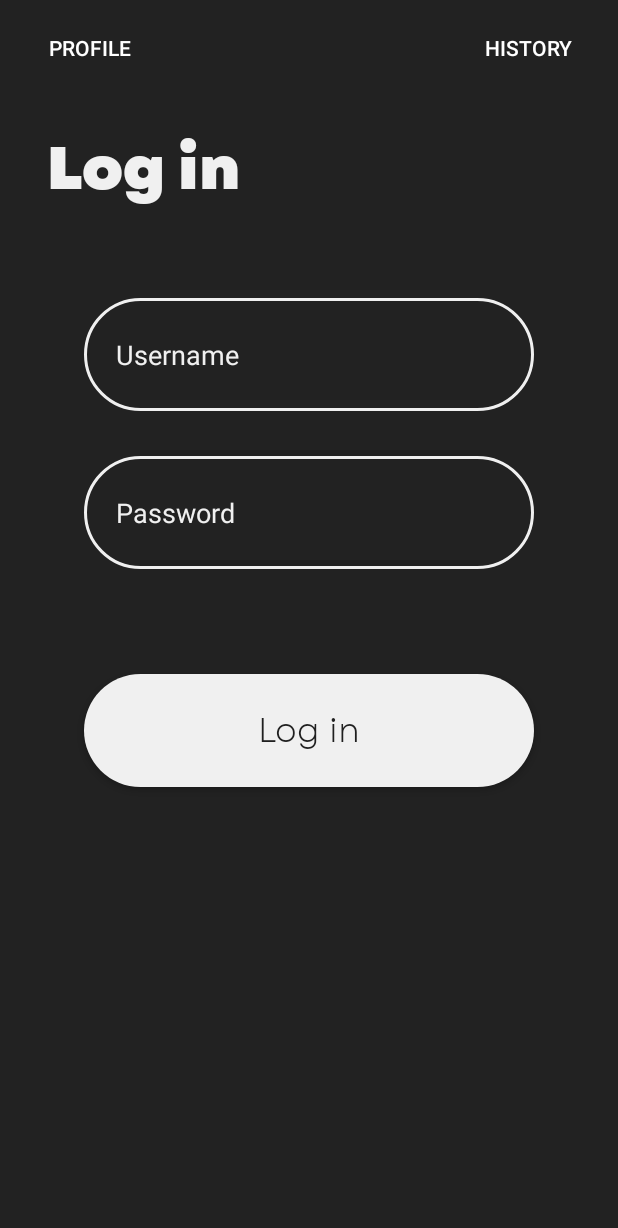
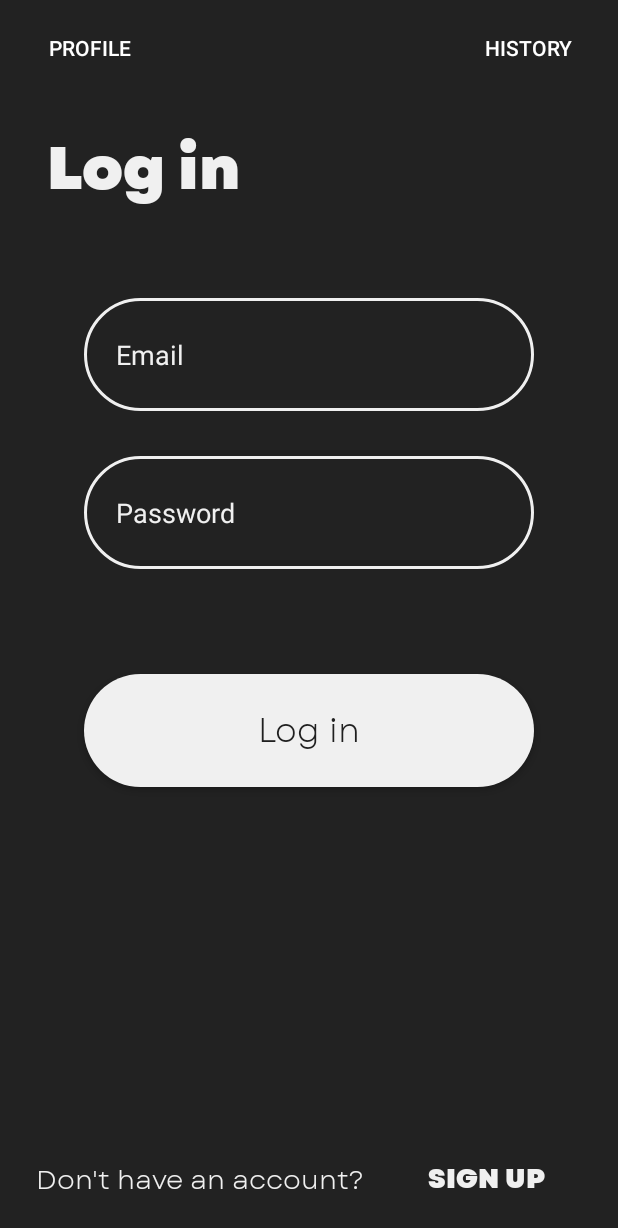
Before and after one commit to berkecankocyigit/CS394-Project, an Android app: the screen it shows after launch (MainActivity), on a phone screen of 412 x 824 dp. Shown: the top 1228 px of the screen. Run offline under Robolectric (Android 15) with nearby library versions, the phone set to English and light mode, and no system bars; our stand-ins replace navigation-ui.

Commit message:
Login Page is updated

```diff
--- a/app/src/main/res/layout/fragment_login_page.xml
+++ b/app/src/main/res/layout/fragment_login_page.xml
@@ -24,7 +24,7 @@
         android:layout_gravity="center"
         android:layout_marginTop="-175dp"
         android:background="@drawable/rounded_rectangle_edittext"
-        android:hint="  Username"
+        android:hint="  Email"
         android:textColorHint="@color/light_gray"
         android:padding="12dp"
         android:textColor="@color/light_gray"
@@ -57,4 +57,29 @@
         android:textAllCaps="false"
         android:textSize="22sp" />
 
+    <TextView
+        android:id="@+id/dontHaveAccountTextView"
+        android:layout_width="wrap_content"
+        android:layout_height="wrap_content"
+        android:layout_gravity="start|bottom"
+        android:layout_marginStart="24dp"
+        android:layout_marginBottom="24dp"
+        android:fontFamily="@font/garet_book"
+        android:text="Don't have an account?"
+        android:textColor="@color/light_gray"
+        android:textSize="18sp" />
+
+    <Button
+        android:id="@+id/signUpButton"
+        android:layout_width="wrap_content"
+        android:layout_height="wrap_content"
+        android:layout_gravity="start|bottom"
+        android:layout_marginStart="280dp"
+        android:layout_marginBottom="14dp"
+        android:background="@android:color/transparent"
+        android:fontFamily="@font/garet_heavy"
+        android:text="Sign Up"
+        android:textColor="@color/light_gray"
+        android:textSize="18sp" />
+
 </FrameLayout>
```
